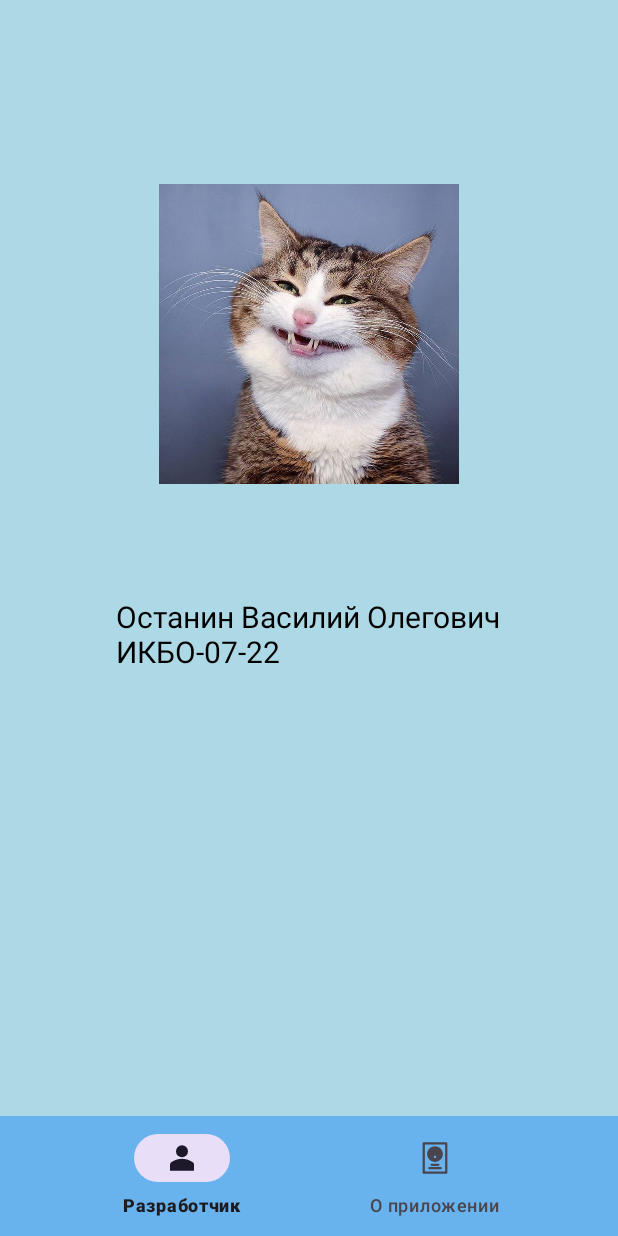
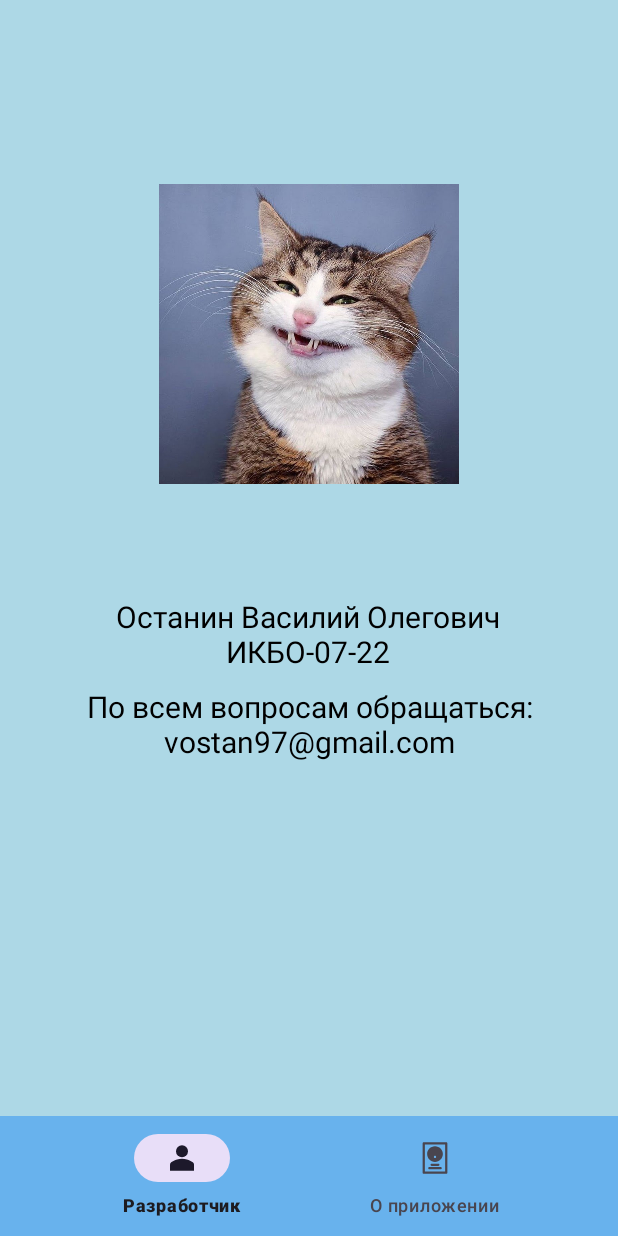
Before and after one commit to vostreex/Hospital, an Android app: the CreatorInfo screen opened directly, with no data from a screen before it, on a phone screen of 412 x 824 dp. Run offline under Robolectric (Android 15) with nearby library versions, the phone set to English and light mode, and no system bars.

```diff
--- a/app/src/main/java/com/example/hospital/MainMenu.java
+++ b/app/src/main/java/com/example/hospital/MainMenu.java
@@ -63,7 +63,6 @@ public class MainMenu extends AppCompatActivity implements OnPatientAddedListene
                 // Получаем выбранного пациента
                 int selectedId = (int) view.getTag();
                 selectedPatients.add(selectedId);
-                // Делаем что-то с выбранным пациентом, например, выделяем его в списке
             }
         });
 
--- a/app/src/main/res/layout/fragment_creator_info.xml
+++ b/app/src/main/res/layout/fragment_creator_info.xml
@@ -21,9 +21,21 @@
         android:layout_width="wrap_content"
         android:layout_height="wrap_content"
         android:layout_gravity="center_horizontal"
+        android:gravity="center_horizontal"
         android:layout_marginTop="350dp"
         android:textSize="20sp"
         android:textColor="@color/black"
         android:text="Останин Василий Олегович\nИКБО-07-22" />
+    <TextView
+        android:id="@+id/textView4"
+        android:layout_width="wrap_content"
+        android:layout_height="wrap_content"
+        android:layout_gravity="center_horizontal"
+        android:gravity="center_horizontal"
+        android:layout_marginTop="410dp"
+        android:textSize="20sp"
+        android:textColor="@color/black"
+        android:text="По всем вопросам обращаться: vostan97@gmail.com" />
+
 
 </FrameLayout>
--- a/app/src/main/res/layout/fragment_patient_info_fragment.xml
+++ b/app/src/main/res/layout/fragment_patient_info_fragment.xml
@@ -14,9 +14,10 @@
 
         <TextView
             android:id="@+id/patientInfoTextView"
-            android:layout_width="wrap_content"
+            android:layout_width="300dp"
             android:layout_height="wrap_content"
             android:text="Информация о пациенте"
+            android:gravity="center_horizontal"
             android:textColor="@color/black"
             android:textSize="18sp"
             android:layout_marginBottom="16dp"/>
@@ -24,6 +25,7 @@
         <TextView
             android:id="@+id/patientDiagnosisTextView"
             android:layout_width="300dp"
+            android:gravity="center_horizontal"
             android:layout_height="wrap_content"
             android:textColor="@color/black"
             android:textSize="18sp"
@@ -32,6 +34,7 @@
         <TextView
             android:id="@+id/patientPlanTextView"
             android:layout_width="300dp"
+            android:gravity="center_horizontal"
             android:layout_height="wrap_content"
             android:textColor="@color/black"
             android:textSize="18sp" />
@@ -39,6 +42,7 @@
         <TextView
             android:id="@+id/patientRecomendTextView"
             android:layout_width="300dp"
+            android:gravity="center_horizontal"
             android:layout_height="wrap_content"
             android:textColor="@color/black"
             android:textSize="18sp" />
```
